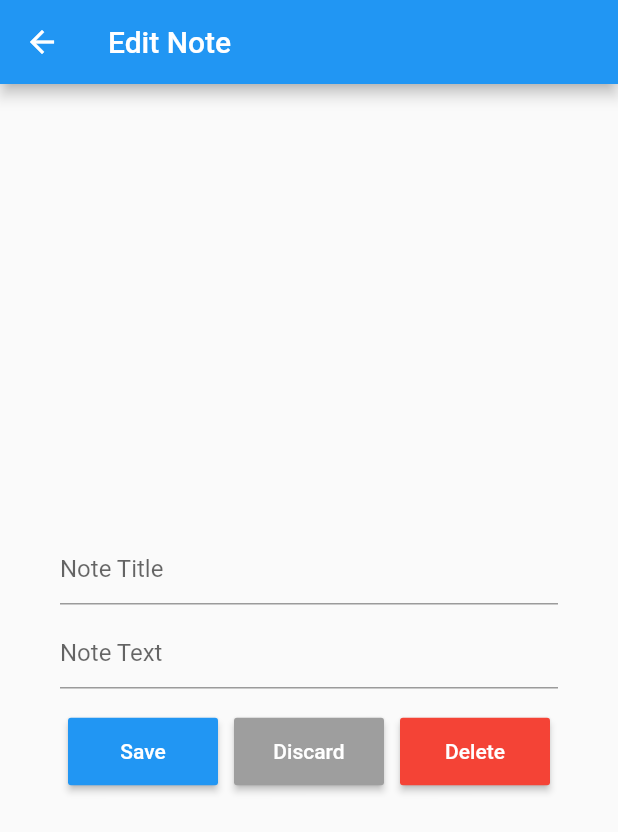
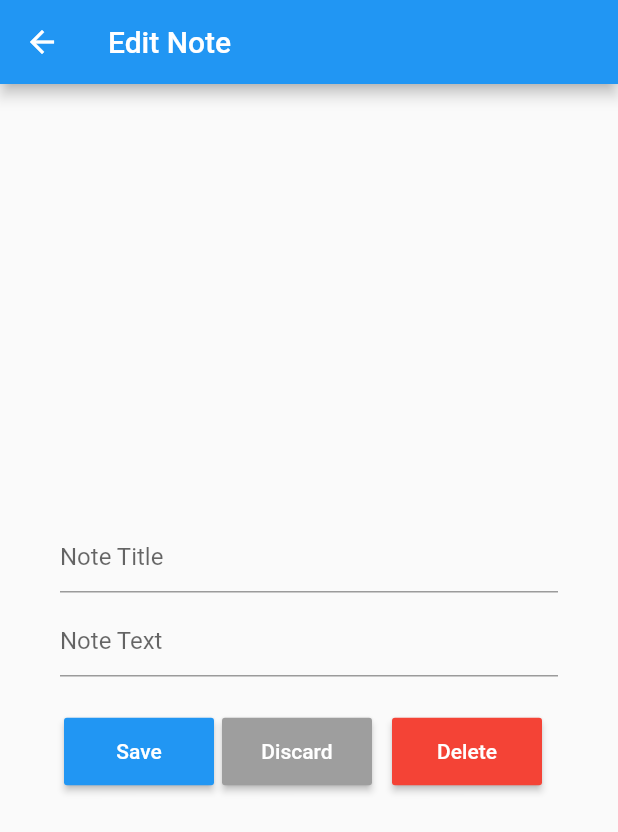
Before and after one commit to Eng-MahmoudBasuony/note_app, a Flutter app: the Note screen opened directly, on a phone screen of 412 x 824 dp. Shown: the top 832 px of the screen. Run offline on Flutter 3.47's test engine with Material 2 defaults, Android fonts, the phone set to English and light mode, and no system bars.

Commit message:
Design is Done

```diff
--- a/lib/Views/note.dart
+++ b/lib/Views/note.dart
@@ -1,18 +1,9 @@
 import 'package:flutter/cupertino.dart';
 import 'package:flutter/material.dart';
 
-
-enum NoteMode
-{
-  Editing,
-  Adding
-}
-
-
-
+enum NoteMode { Editing, Adding }
 
 class Note extends StatelessWidget {
-
   final NoteMode _noteMode;
 
   Note(this._noteMode);
@@ -30,7 +21,7 @@ class Note extends StatelessWidget {
         }              equivilant Short Steatment => _noteMode==NoteMode.Adding?"Add Note":"Edit Note"
       */
       appBar: AppBar(
-        title: Text(_noteMode==NoteMode.Adding?"Add Note":"Edit Note"),
+        title: Text(_noteMode == NoteMode.Adding ? "Add Note" : "Edit Note"),
       ),
       body: Padding(
         padding: const EdgeInsets.all(40.0),
@@ -55,16 +46,22 @@ class Note extends StatelessWidget {
                   _NoteButton("Save", Colors.blue, () {
                     Navigator.pop(context);
                   }),
-                  Container(height: 16.0,),
-                  _NoteButton("Discard", Colors.grey, ()
-                  {
+                  Container(
+                    height: 16.0,
+                  ),
+                  _NoteButton("Discard", Colors.grey, () {
                     Navigator.pop(context);
                   }),
-                  Container(height: 16.0,),
-                  _NoteButton("Delete", Colors.red, ()
-                  {
-                    Navigator.pop(context);
-                  })
+                  Container(
+                    height: 16.0,
+                  ),
+                  _noteMode == NoteMode.Editing //Check Editing Or Not
+                      ? Padding(
+                          padding: const EdgeInsets.all(8.0),
+                          child: _NoteButton("Delete", Colors.red, () {
+                            Navigator.pop(context);
+                          }))
+                      : Container(),
                 ])
           ],
         ),
```
